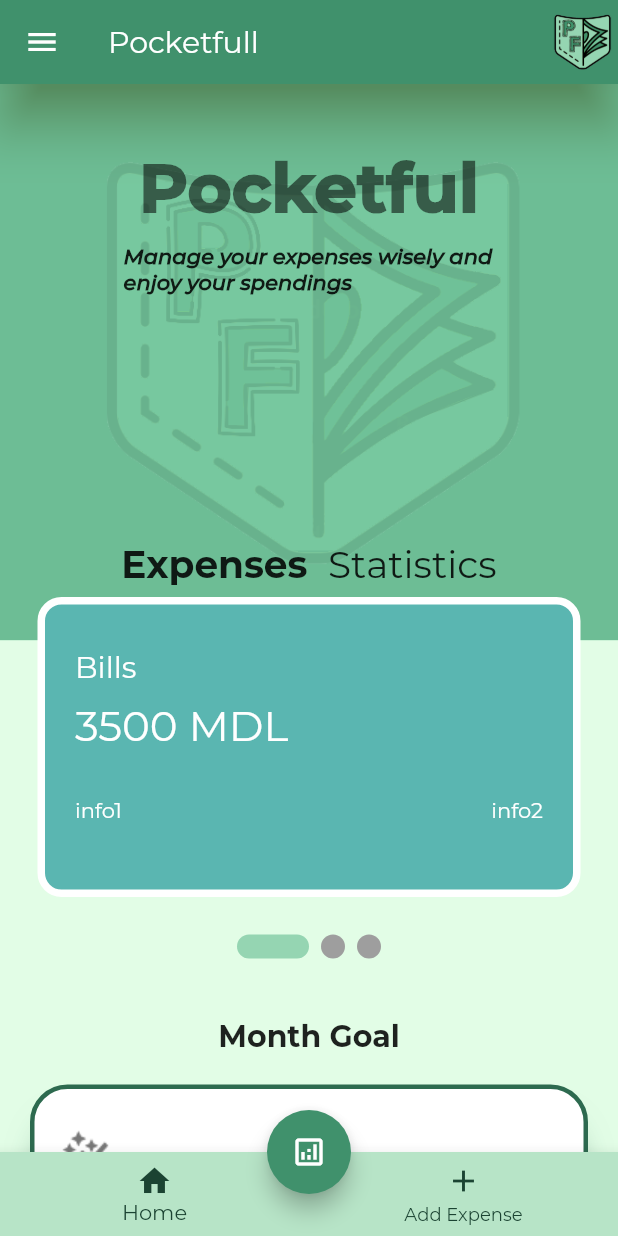
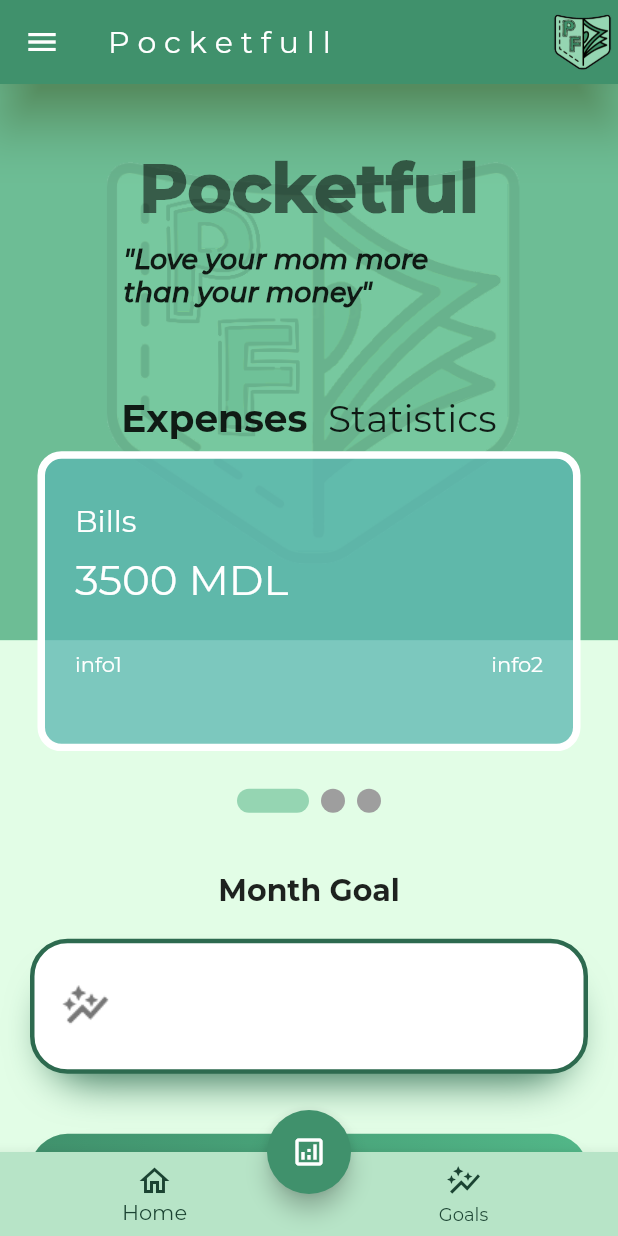
Before and after one commit to Syn4z/Cash-Flow, a Flutter app: the screen it shows after launch, on a phone screen of 412 x 824 dp. Run offline on Flutter 3.47's test engine with Material 2 defaults, Android fonts, the light colour scheme and no system bars; drawn by our look-alikes of smooth_page_indicator; our stand-ins replace email_validator, pie_chart; project files that could hold a hidden picture were left out.

Commit message:
Edit home page

```diff
--- a/cash_flow/lib/main.dart
+++ b/cash_flow/lib/main.dart
@@ -1,8 +1,10 @@
 import 'package:flutter/material.dart';
 import 'package:test1/screens/addExpense.dart';
+import 'package:test1/screens/goals.dart';
 import 'package:test1/screens/main.dart';
 import 'package:test1/screens/slash.dart';
 import 'package:test1/screens/login.dart';
+import 'package:test1/screens/user.dart';
 
 void main() {
   runApp(Pocketful());
@@ -17,7 +19,7 @@ class Pocketful extends StatelessWidget {
       debugShowCheckedModeBanner: false,
       routes: {
         '/': (context) => MainScreen(),
-        '/add': (context) => AddExpenseScreen(),
+        '/goals': (context) => GoalsScreen(),
       },
       initialRoute: '/',
       theme: ThemeData(
--- a/cash_flow/lib/screens/main.dart
+++ b/cash_flow/lib/screens/main.dart
@@ -3,6 +3,7 @@
 import 'dart:io';
 import 'package:smooth_page_indicator/smooth_page_indicator.dart';
 import 'package:flutter/material.dart';
+import 'package:test1/screens/addExpense.dart';
 import 'package:test1/screens/goals.dart';
 import 'package:test1/screens/income.dart';
 import 'package:test1/util/expenses_statistics.dart';
@@ -33,13 +34,16 @@ class MainScreen extends StatelessWidget {
         elevation: 15,
         shadowColor: Color.fromARGB(255, 99, 142, 53),
         title: Container(
-          child: Text('Pocketfull'),
+          child: Text('P o c k e t f u l l'),
         ),
       ),
       drawer: MenuDrawer(),
       floatingActionButton: FloatingActionButton(
-        onPressed: () {},
-        backgroundColor: Color.fromARGB(255, 64, 145, 108),
+        onPressed: () {
+                    Navigator.push(context,
+                        MaterialPageRoute(builder: (context) => AddExpenseScreen()));
+                  },
+        backgroundColor: Color.fromARGB(255, 64,145,108),
         child: Icon(Icons.analytics_outlined),
       ),
       floatingActionButtonLocation: FloatingActionButtonLocation.centerDocked,
@@ -78,13 +82,14 @@ class MainScreen extends StatelessWidget {
                     SizedBox(
                       width: size.width * .6,
                       child: Text(
-                        "Manage your expenses wisely and enjoy your spendings",
+                        '"Love your mom more than your money"',
                         style: TextStyle(
+                            fontSize: 18,
                             fontWeight: FontWeight.bold,
                             fontStyle: FontStyle.italic),
                       ),
                     ),
-                    SizedBox(height: size.height * .2),
+                    SizedBox(height: size.height * .07),
                     Row(
                       mainAxisAlignment: MainAxisAlignment.center,
                       children: [
@@ -102,30 +107,28 @@ class MainScreen extends StatelessWidget {
                     SizedBox(height: 7),
                     Container(
                       height: 200,
-                      child: PageView(
-                          controller: _controller,
-                          scrollDirection: Axis.horizontal,
-                          children: [
+                      child:
+                          PageView(controller: _controller, scrollDirection: Axis.horizontal, children: [
                         ExpensesSt(
                           expInfo: "Bills",
                           spendings: 3500,
                           info1: "info1",
                           info2: "info2",
-                              color: Color.fromARGB(255, 90, 182, 177),
+                          color: Color.fromARGB(255, 90, 182, 177).withOpacity(0.75),
                         ),
                         ExpensesSt(
                           expInfo: "Personal expenses",
                           spendings: 2000,
                           info1: "info1",
                           info2: "info2",
-                              color: Color.fromARGB(255, 164, 186, 118),
+                          color: Color.fromARGB(255, 164, 186, 118).withOpacity(0.75),
                         ),
                         ExpensesSt(
                           expInfo: "Savings",
                           spendings: 500,
                           info1: "info1",
                           info2: "info2",
-                              color: Color.fromARGB(255, 192, 132, 174),
+                          color: Color.fromARGB(255, 192, 132, 174).withOpacity(0.75),
                         ),
                       ]),
                     ),
--- a/cash_flow/lib/shared/menu_bottom.dart
+++ b/cash_flow/lib/shared/menu_bottom.dart
@@ -21,13 +21,14 @@ class MenuBottom extends StatelessWidget {
             Navigator.pushNamed(context, '/');
             break;
           case 1:
-            Navigator.pushNamed(context, '/add');
+            Navigator.pushNamed(context, '/goals');
             break;
+
         }
       },
       items: const [
-        BottomNavigationBarItem(icon: Icon(Icons.home), label: 'Home'),
-        BottomNavigationBarItem(icon: Icon(Icons.add), label: 'Add Expense'),
+        BottomNavigationBarItem(icon: Icon(Icons.home_outlined), label: 'Home'),
+        BottomNavigationBarItem(icon: Icon(Icons.auto_graph), label: 'Goals'),
       ],
     );
   }
```
Lines whose indentation alone changed are shown as unchanged.
